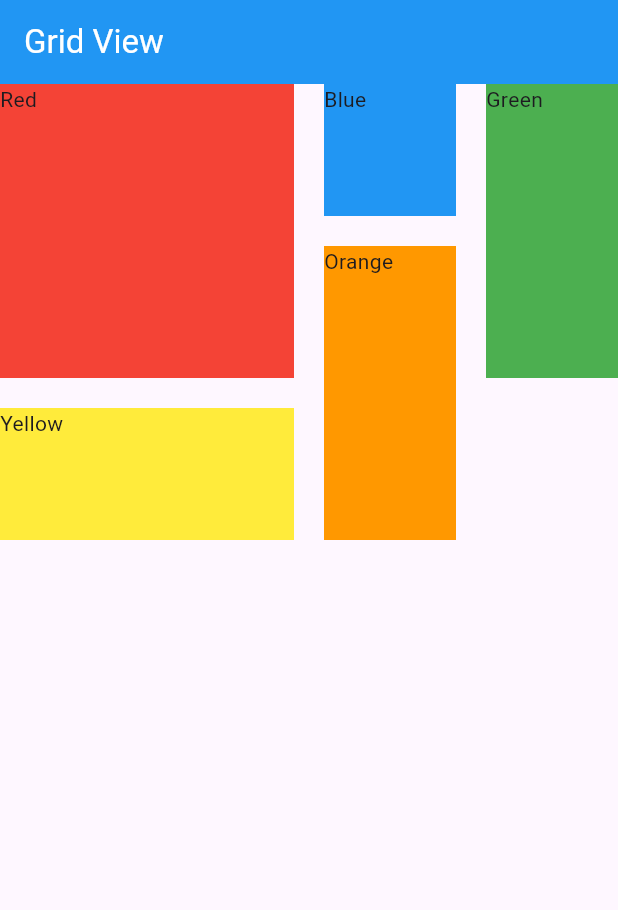
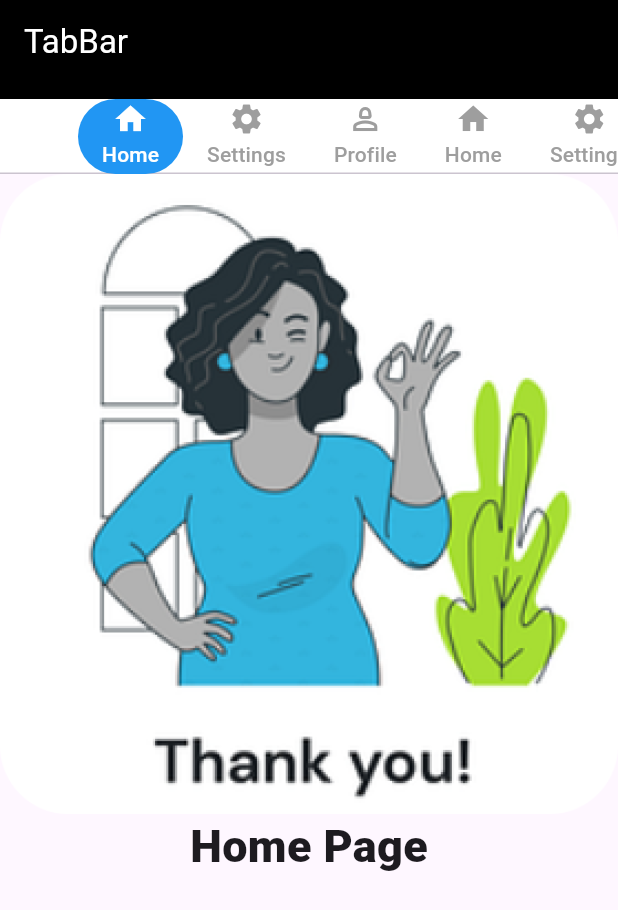
Before and after one commit to AbRehman536/Flutter_sec_9, a Flutter app: the screen it shows after launch, on a phone screen of 412 x 824 dp. Shown: the top 910 px of the screen. Run offline on Flutter 3.47's test engine with Material 3 defaults, Android fonts, the light colour scheme and no system bars; our stand-ins replace smooth_page_indicator.

Commit message:
TabBar done

```diff
--- a/lib/main.dart
+++ b/lib/main.dart
@@ -15,6 +15,7 @@ import 'package:flutter_sec_9/network_image.dart';
 import 'package:flutter_sec_9/page_view.dart';
 import 'package:flutter_sec_9/row_column_demo.dart';
 import 'package:flutter_sec_9/single_selection.dart';
+import 'package:flutter_sec_9/tab_bar.dart';
 
 import 'appbar_demo.dart';
 
@@ -48,7 +49,7 @@ class MyApp extends StatelessWidget {
         // tested with just a hot reload.
         colorScheme: ColorScheme.fromSeed(seedColor: Colors.deepPurple),
       ),
-      home: GridviewStaggered(),
+      home: TabBarDemo(),
     );
   }
 }
--- /dev/null
+++ b/lib/tab_bar.dart
@@ -0,0 +1,60 @@
+import 'package:flutter/material.dart';
+
+class TabBarDemo extends StatelessWidget {
+  const TabBarDemo({super.key});
+
+  @override
+  Widget build(BuildContext context) {
+    return DefaultTabController(
+      length: 9,
+      child: Scaffold(
+        appBar: AppBar(
+          backgroundColor: Colors.black,
+          foregroundColor: Colors.white,
+          title: Text("TabBar"),
+          bottom: PreferredSize(
+            preferredSize: Size.fromHeight(60),
+            child: Container(
+              color: Colors.white,
+              height: 50,
+              child: TabBar(
+                labelColor: Colors.white,
+                  unselectedLabelColor: Colors.grey,
+                  indicator: BoxDecoration(
+                    color: Colors.blue,
+                    borderRadius: BorderRadius.circular(50),
+                  ),
+                  isScrollable: true,
+                  indicatorSize: TabBarIndicatorSize.tab,
+                  tabs: [
+                    Tab(icon: Icon(Icons.home),text: "Home",),
+                    Tab(icon: Icon(Icons.settings),text: "Settings",),
+                    Tab(icon: Icon(Icons.person_2_outlined),text: "Profile",),
+                    Tab(icon: Icon(Icons.home),text: "Home",),
+                    Tab(icon: Icon(Icons.settings),text: "Settings",),
+                    Tab(icon: Icon(Icons.person_2_outlined),text: "Profile",),
+                    Tab(icon: Icon(Icons.home),text: "Home",),
+                    Tab(icon: Icon(Icons.settings),text: "Settings",),
+                    Tab(icon: Icon(Icons.person_2_outlined),text: "Profile",),
+                  ]),
+            ),
+          ),
+        ),
+        body: TabBarView(children: [
+          Center(child: Column(children: [
+            Image.asset("assets/images/image.png"),
+            Text("Home Page",style: TextStyle(fontWeight: FontWeight.w900,fontSize: 30),)
+          ],),),
+          Center(child: Column(children: [
+            Text("Settings"),
+            Icon(Icons.settings),
+          ],) ,),
+          Center(child: Column(children: [
+            Text("Profile"),
+            ElevatedButton(onPressed: (){}, child: Text("Click Me"))
+          ],),),
+        ]),
+      ),
+    );
+  }
+}
```
